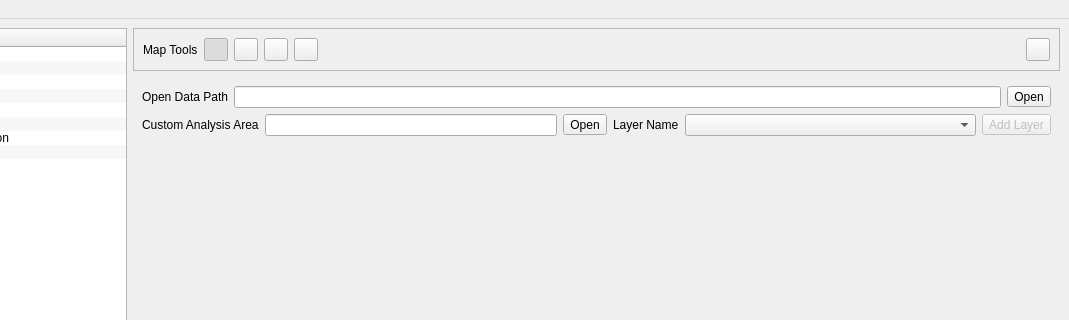
Above: irs/src/gui/wfipsmainwindow.ui from firelab/wfips before the change; both pictures show x 138 to 1207 and y 0 to 320 of the 1207 by 806 pixel window. Below: the same form after it.
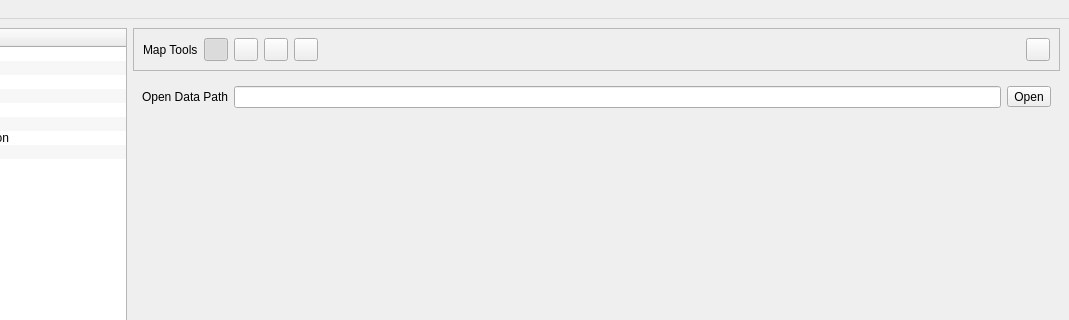
That is the form after the change.

Commit message: move add analysis area add layer actions.

```diff
--- a/irs/src/gui/wfipsmainwindow.ui
+++ b/irs/src/gui/wfipsmainwindow.ui
@@ -330,54 +330,6 @@
             </item>
            </layout>
           </item>
-          <item>
-           <layout class="QHBoxLayout" name="horizontalLayout_15">
-            <item>
-             <widget class="QLabel" name="label_15">
-              <property name="text">
-               <string>Custom Analysis Area</string>
-              </property>
-             </widget>
-            </item>
-            <item>
-             <widget class="QLineEdit" name="customAnalysisAreaLineEdit"/>
-            </item>
-            <item>
-             <widget class="QToolButton" name="customAnalysisAreaOpenToolButton">
-              <property name="text">
-               <string>Open</string>
-              </property>
-             </widget>
-            </item>
-            <item>
-             <widget class="QLabel" name="label_16">
-              <property name="text">
-               <string>Layer Name</string>
-              </property>
-             </widget>
-            </item>
-            <item>
-             <widget class="QComboBox" name="customAnalysisAreaLayerComboBox">
-              <property name="sizePolicy">
-               <sizepolicy hsizetype="MinimumExpanding" vsizetype="Fixed">
-                <horstretch>0</horstretch>
-                <verstretch>0</verstretch>
-               </sizepolicy>
-              </property>
-             </widget>
-            </item>
-            <item>
-             <widget class="QToolButton" name="customAnalysisAreaAddLayerToolButton">
-              <property name="enabled">
-               <bool>false</bool>
-              </property>
-              <property name="text">
-               <string>Add Layer</string>
-              </property>
-             </widget>
-            </item>
-           </layout>
-          </item>
           <item>
            <spacer name="verticalSpacer_7">
             <property name="orientation">
@@ -433,6 +385,13 @@
               </property>
              </widget>
             </item>
+            <item>
+             <widget class="QToolButton" name="customAnalysisAreaOpenToolButton">
+              <property name="text">
+               <string>...</string>
+              </property>
+             </widget>
+            </item>
            </layout>
           </item>
           <item>
```
The commit also changes 3 other files.
